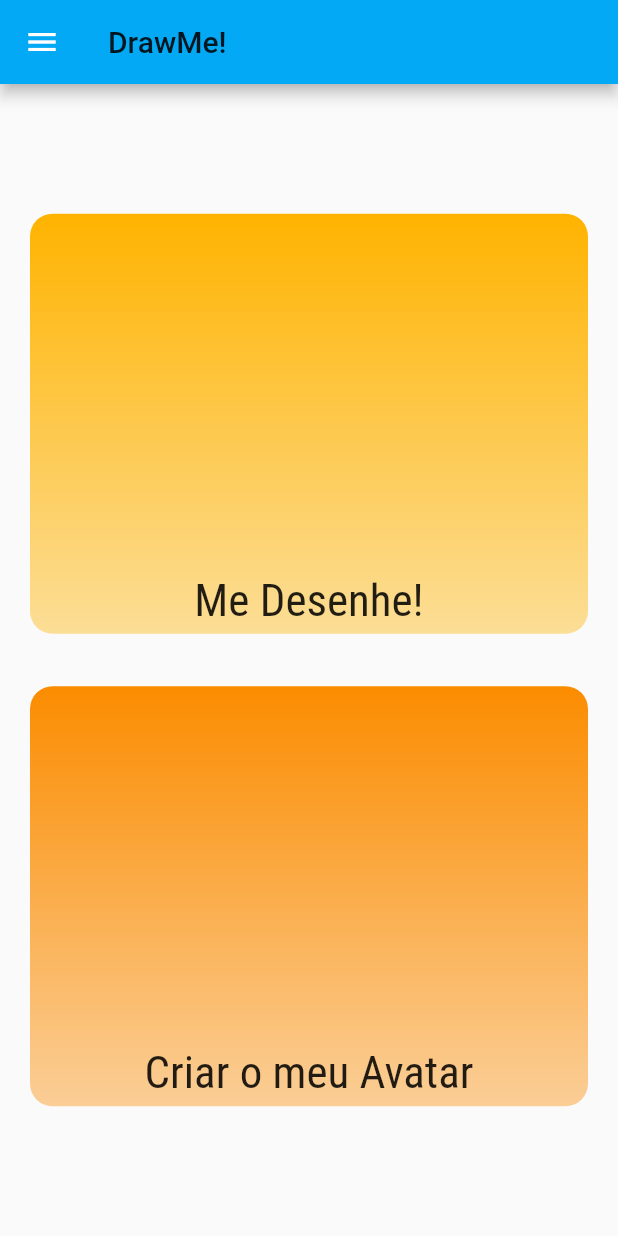
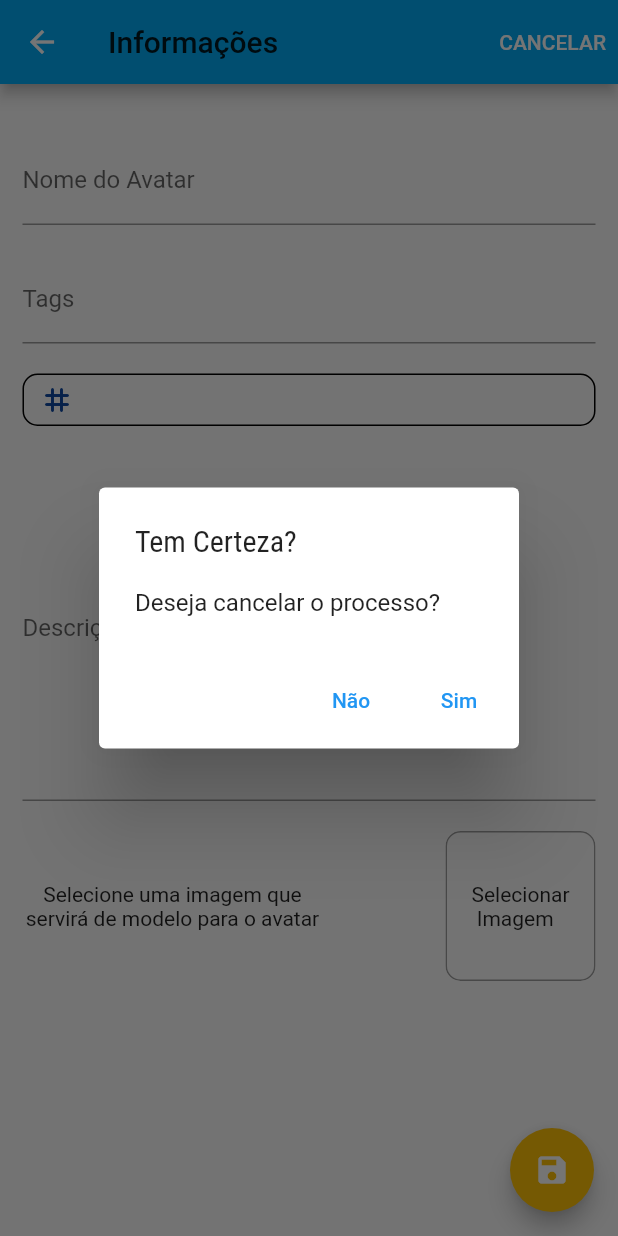
Before and after one commit to hadson0/DrawMe, a Flutter app: the AvatarInfoFormScreen screen opened directly with empty values, after a tap on "CANCELAR", on a phone screen of 412 x 824 dp. Run offline on Flutter 3.47's test engine with Material 2 defaults, Android fonts, the phone set to English and light mode, and no system bars; our stand-ins replace image_gallery_saver, image_picker, screenshot, share_plus.

Commit message:
Updated Form and created save option

```diff
--- a/lib/components/avatar/avatar_detail/avatar_info.dart
+++ b/lib/components/avatar/avatar_detail/avatar_info.dart
@@ -65,7 +65,9 @@ class AvatarInfo extends StatelessWidget {
               SizedBox(
                 height: 6,
               ),
-              SingleChildScrollView(child: Text(avatar.description)),
+              SingleChildScrollView(
+                child: Text(avatar.description),
+              ),
             ],
           ),
         ),
--- a/lib/components/avatar/avatar_painter/layer_image_grid.dart
+++ b/lib/components/avatar/avatar_painter/layer_image_grid.dart
@@ -15,7 +15,7 @@ class LayerImageGrid extends StatelessWidget {
   @override
   Widget build(BuildContext context) {
     return Container(
-      height: 280,
+      height: 230,
       width: double.infinity,
       padding: const EdgeInsets.all(5),
       color: Colors.grey.shade400,
--- a/lib/components/avatar/avatar_painter/layer_tab_list.dart
+++ b/lib/components/avatar/avatar_painter/layer_tab_list.dart
@@ -48,8 +48,7 @@ class LayerTabList extends StatelessWidget {
                   ),
                 ),
               );
-          }).toList(),
-        ),
+            }).toList()),
       ),
     );
   }
--- /dev/null
+++ b/lib/components/avatar_form/cancel_form_dialog.dart
@@ -0,0 +1,32 @@
+import 'package:flutter/material.dart';
+
+import 'package:drawme/utils/AppRoutes.dart';
+
+class CancelFormDialog extends StatelessWidget {
+  const CancelFormDialog({
+    Key? key,
+  }) : super(key: key);
+
+  @override
+  Widget build(BuildContext context) {
+    return AlertDialog(
+      title: Text('Tem Certeza?'),
+      content: Text('Deseja cancelar o processo?'),
+      actions: [
+        TextButton(
+          onPressed: () {
+            Navigator.of(context).pop();
+          },
+          child: Text('Não'),
+        ),
+        TextButton(
+          onPressed: () {
+            Navigator.of(context).pop();
+            Navigator.of(context).pushReplacementNamed(AppRoutes.HOME);
+          },
+          child: Text('Sim'),
+        ),
+      ],
+    );
+  }
+}
--- a/lib/screens/avatar_form/avatar_info_form_screen.dart
+++ b/lib/screens/avatar_form/avatar_info_form_screen.dart
@@ -1,6 +1,7 @@
 import 'dart:io';
 import 'dart:math';
 
+import 'package:drawme/components/avatar_form/cancel_form_dialog.dart';
 import 'package:flutter/material.dart';
 import 'package:provider/provider.dart';
 
@@ -109,9 +110,12 @@ class _AvatarInfoFormScreenState extends State<AvatarInfoFormScreen> {
       appBar: AppBar(
         title: Text('Informações'),
         actions: [
-          TextButton( /* TODO: Alert Dialog */
+          TextButton(
             onPressed: () {
-              Navigator.of(context).pushReplacementNamed(AppRoutes.HOME);
+              showDialog(
+                context: context,
+                builder: (ctx) => CancelFormDialog(),
+              );
             },
             child: Text(
               'CANCELAR',
```
Also changed, not shown: lib/components/avatar_form/image_display_grid.dart (added, +93 -0 lines), lib/screens/avatar_form/image_selection_form_screen.dart (+62 -68 lines), lib/screens/avatar_form/layer_selection_form_screen.dart (+28 -4 lines), lib/screens/avatar_overview/avatar_item/avatar_painter_screen.dart (+38 -0 lines), pubspec.yaml (+11 -1 lines), pubspec.lock. Lines whose indentation alone changed are shown as unchanged.
